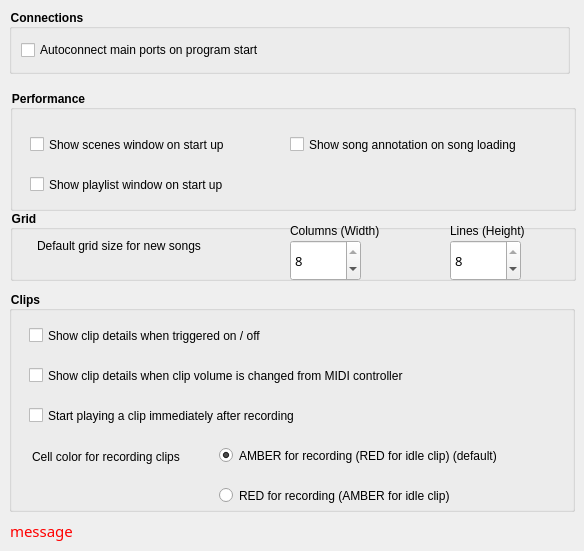
Old version of the form superboucle/preferences_ui.ui in the repository zigmhount/SpinTool_zig.
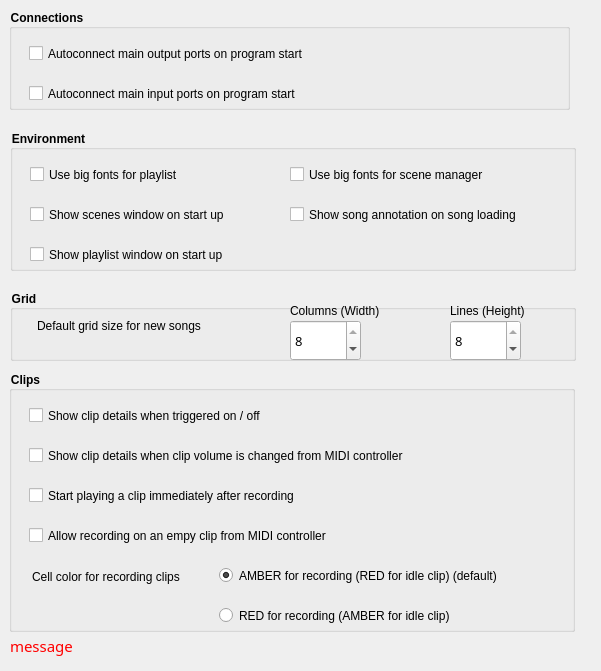
New version of the form. Icons and pictures are not drawn.

```diff
--- a/superboucle/preferences_ui.ui
+++ b/superboucle/preferences_ui.ui
@@ -9,8 +9,8 @@
    <rect>
     <x>0</x>
     <y>0</y>
-    <width>584</width>
-    <height>551</height>
+    <width>601</width>
+    <height>671</height>
    </rect>
   </property>
   <property name="windowTitle">
@@ -24,9 +24,9 @@
    <property name="geometry">
     <rect>
      <x>9</x>
-     <y>291</y>
+     <y>371</y>
      <width>566</width>
-     <height>221</height>
+     <height>261</height>
     </rect>
    </property>
    <property name="font">
@@ -89,7 +89,7 @@
     <property name="geometry">
      <rect>
       <x>23</x>
-      <y>145</y>
+      <y>185</y>
       <width>191</width>
       <height>41</height>
      </rect>
@@ -114,7 +114,7 @@
     <property name="geometry">
      <rect>
       <x>210</x>
-      <y>150</y>
+      <y>190</y>
       <width>351</width>
       <height>29</height>
      </rect>
@@ -139,7 +139,7 @@
     <property name="geometry">
      <rect>
       <x>210</x>
-      <y>190</y>
+      <y>230</y>
       <width>351</width>
       <height>29</height>
      </rect>
@@ -173,12 +173,34 @@
      <string>Show clip details when clip volume is changed from MIDI controller</string>
     </property>
    </widget>
+   <widget class="QCheckBox" name="cBoxAllowRecordEmptyClip">
+    <property name="enabled">
+     <bool>true</bool>
+    </property>
+    <property name="geometry">
+     <rect>
+      <x>20</x>
+      <y>150</y>
+      <width>461</width>
+      <height>29</height>
+     </rect>
+    </property>
+    <property name="focusPolicy">
+     <enum>Qt::NoFocus</enum>
+    </property>
+    <property name="styleSheet">
+     <string notr="true">font: 10pt &quot;Noto Sans&quot;;</string>
+    </property>
+    <property name="text">
+     <string>Allow recording on an empy clip from MIDI controller</string>
+    </property>
+   </widget>
   </widget>
   <widget class="QGroupBox" name="groupBoxGrid">
    <property name="geometry">
     <rect>
      <x>10</x>
-     <y>210</y>
+     <y>290</y>
      <width>566</width>
      <height>71</height>
     </rect>
@@ -327,7 +349,7 @@
      <x>9</x>
      <y>9</y>
      <width>561</width>
-     <height>65</height>
+     <height>101</height>
     </rect>
    </property>
    <property name="font">
@@ -342,29 +364,52 @@
    <property name="title">
     <string>Connections</string>
    </property>
-   <layout class="QVBoxLayout" name="verticalLayout">
-    <item>
-     <widget class="QCheckBox" name="cBoxAutoconnect">
-      <property name="focusPolicy">
-       <enum>Qt::NoFocus</enum>
-      </property>
-      <property name="styleSheet">
-       <string notr="true">font: 10pt &quot;Noto Sans&quot;;</string>
-      </property>
-      <property name="text">
-       <string>Autoconnect main ports on program start</string>
-      </property>
-     </widget>
-    </item>
-   </layout>
+   <widget class="QCheckBox" name="cBoxAutoconnectOutput">
+    <property name="geometry">
+     <rect>
+      <x>20</x>
+      <y>30</y>
+      <width>338</width>
+      <height>29</height>
+     </rect>
+    </property>
+    <property name="focusPolicy">
+     <enum>Qt::NoFocus</enum>
+    </property>
+    <property name="styleSheet">
+     <string notr="true">font: 10pt &quot;Noto Sans&quot;;</string>
+    </property>
+    <property name="text">
+     <string>Autoconnect main output ports on program start</string>
+    </property>
+   </widget>
+   <widget class="QCheckBox" name="cBoxAutoconnectInput">
+    <property name="geometry">
+     <rect>
+      <x>20</x>
+      <y>70</y>
+      <width>411</width>
+      <height>29</height>
+     </rect>
+    </property>
+    <property name="focusPolicy">
+     <enum>Qt::NoFocus</enum>
+    </property>
+    <property name="styleSheet">
+     <string notr="true">font: 10pt &quot;Noto Sans&quot;;</string>
+    </property>
+    <property name="text">
+     <string>Autoconnect main input ports on program start</string>
+    </property>
+   </widget>
   </widget>
   <widget class="QGroupBox" name="groupBoxPerformance">
    <property name="geometry">
     <rect>
      <x>10</x>
-     <y>90</y>
+     <y>130</y>
      <width>566</width>
-     <height>121</height>
+     <height>141</height>
     </rect>
    </property>
    <property name="font">
@@ -377,13 +422,13 @@
     <string notr="true">color: rgb(0, 0, 0);</string>
    </property>
    <property name="title">
-    <string>Performance</string>
+    <string>Environment</string>
    </property>
    <widget class="QCheckBox" name="cBoxShowScenesManager">
     <property name="geometry">
      <rect>
       <x>20</x>
-      <y>40</y>
+      <y>70</y>
       <width>251</width>
       <height>29</height>
      </rect>
@@ -402,7 +447,7 @@
     <property name="geometry">
      <rect>
       <x>20</x>
-      <y>80</y>
+      <y>110</y>
       <width>261</width>
       <height>29</height>
      </rect>
@@ -421,7 +466,7 @@
     <property name="geometry">
      <rect>
       <x>280</x>
-      <y>40</y>
+      <y>70</y>
       <width>281</width>
       <height>29</height>
      </rect>
@@ -433,14 +478,49 @@
      <string>Show song annotation on song loading</string>
     </property>
    </widget>
+   <widget class="QCheckBox" name="cBoxBigFontScenes">
+    <property name="geometry">
+     <rect>
+      <x>280</x>
+      <y>30</y>
+      <width>281</width>
+      <height>29</height>
+     </rect>
+    </property>
+    <property name="focusPolicy">
+     <enum>Qt::NoFocus</enum>
+    </property>
+    <property name="text">
+     <string>Use big fonts for scene manager</string>
+    </property>
+   </widget>
+   <widget class="QCheckBox" name="cBoxBigFontPlaylist">
+    <property name="geometry">
+     <rect>
+      <x>20</x>
+      <y>30</y>
+      <width>251</width>
+      <height>29</height>
+     </rect>
+    </property>
+    <property name="focusPolicy">
+     <enum>Qt::NoFocus</enum>
+    </property>
+    <property name="styleSheet">
+     <string notr="true">font: 10pt &quot;Noto Sans&quot;;</string>
+    </property>
+    <property name="text">
+     <string>Use big fonts for playlist</string>
+    </property>
+   </widget>
   </widget>
   <widget class="QLabel" name="labelMessage">
    <property name="geometry">
     <rect>
      <x>10</x>
-     <y>520</y>
-     <width>561</width>
-     <height>22</height>
+     <y>630</y>
+     <width>581</width>
+     <height>31</height>
     </rect>
    </property>
    <property name="font">
```
Left out of the diff: 2 changed lines with no effect on the pictures.
